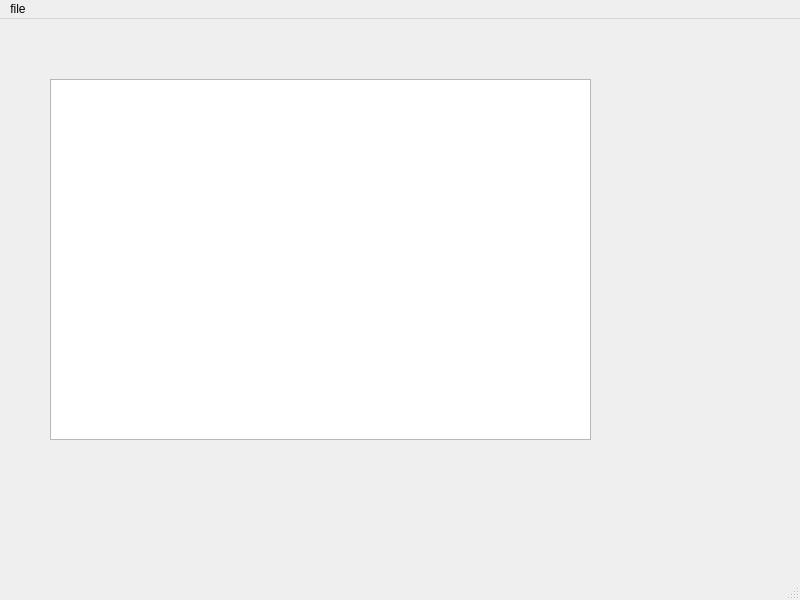
This is mainwindow.ui in Galllen/XML-Text-Editor-Buffy as Qt 5 draws it before an edit. The edited form follows.
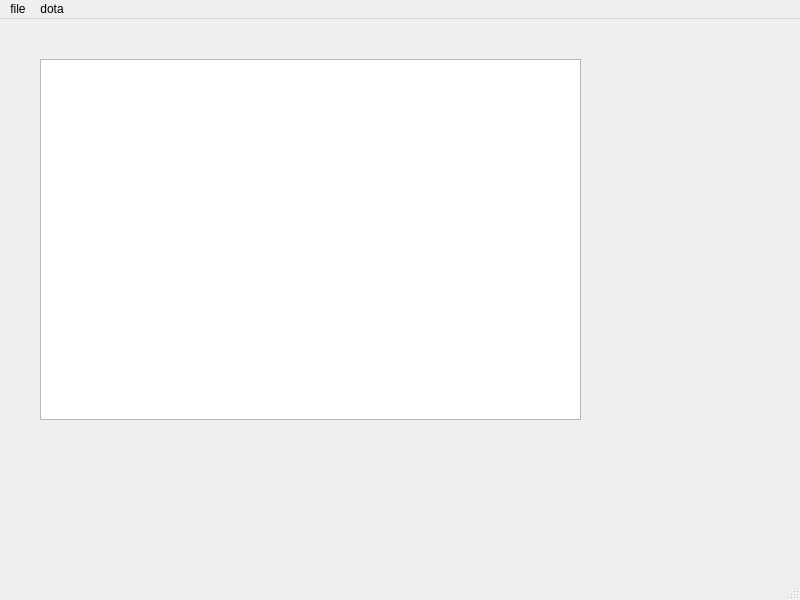
This is the edited form. Icons and pictures are not drawn.

Patch:
```diff
--- a/mainwindow.ui
+++ b/mainwindow.ui
@@ -20,8 +20,8 @@
    <widget class="QTableWidget" name="tableWidget">
     <property name="geometry">
      <rect>
-      <x>50</x>
-      <y>60</y>
+      <x>40</x>
+      <y>40</y>
       <width>541</width>
       <height>361</height>
      </rect>
@@ -34,7 +34,7 @@
      <x>0</x>
      <y>0</y>
      <width>800</width>
-     <height>22</height>
+     <height>21</height>
     </rect>
    </property>
    <widget class="QMenu" name="menufile">
@@ -46,7 +46,14 @@
     <addaction name="actionSave"/>
     <addaction name="actionExit"/>
    </widget>
+   <widget class="QMenu" name="menudota">
+    <property name="title">
+     <string>dota</string>
+    </property>
+    <addaction name="actionopendota"/>
+   </widget>
    <addaction name="menufile"/>
+   <addaction name="menudota"/>
   </widget>
   <widget class="QStatusBar" name="statusbar"/>
   <action name="actionOpen">
```
Left out of the diff: 5 changed lines with no effect on the pictures.
